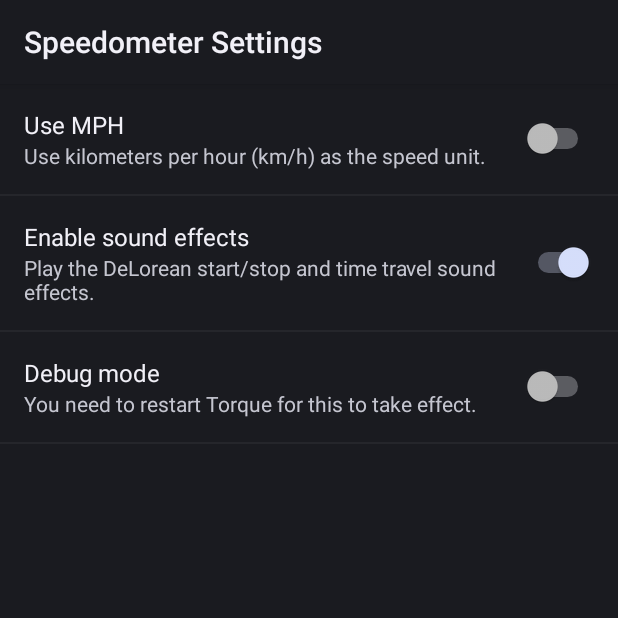
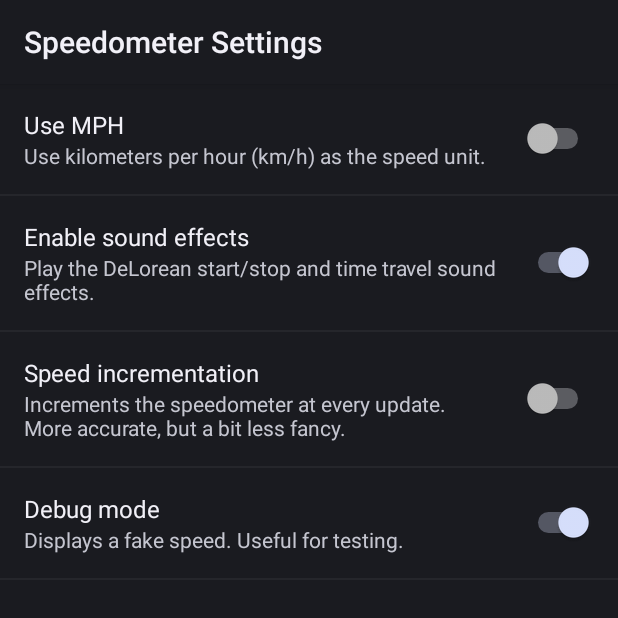
Before and after one commit to outadoc/DeLorean-Speedometer, an Android app: the SettingsActivity screen opened directly, with no data from a screen before it, on a phone screen of 412 x 824 dp, the top half of it. Run offline under Robolectric (Android 15) with nearby library versions, the phone set to English and light mode, and no system bars.

Commit message:
Add incremental speed setting

```diff
--- a/app/src/main/res/values/strings.xml
+++ b/app/src/main/res/values/strings.xml
@@ -11,6 +11,9 @@
 	<string name="pref_sounds_summary_on">Play the DeLorean start/stop and time travel sound effects.</string>
 	<string name="pref_sounds_summary_off">Do not play sound effects.</string>
 	<string name="pref_debug_title">Debug mode</string>
-	<string name="pref_restart_summary">You need to restart Torque for this to take effect.</string>
+	<string name="pref_restart_summary">Displays a fake speed. Useful for testing.</string>
+	<string name="pref_speed_increment_title">Speed incrementation</string>
+	<string name="pref_speed_increment_summary_on">Increments the speedometer just like in the movie, unit by unit. Causes a slight lag in the display.</string>
+	<string name="pref_speed_increment_summary_off">Increments the speedometer at every update. More accurate, but a bit less fancy.</string>
 
 </resources>
--- a/app/src/main/res/xml/prefs.xml
+++ b/app/src/main/res/xml/prefs.xml
@@ -14,6 +14,12 @@
 		android:summaryOn="@string/pref_sounds_summary_on"
 		android:title="@string/pref_sounds_title" />
 	<SwitchPreference
+		android:key="pref_speed_increment"
+		android:summaryOff="@string/pref_speed_increment_summary_off"
+		android:summaryOn="@string/pref_speed_increment_summary_on"
+		android:title="@string/pref_speed_increment_title" />
+	<SwitchPreference
+		android:defaultValue="true"
 		android:key="pref_debug"
 		android:summary="@string/pref_restart_summary"
 		android:title="@string/pref_debug_title" />
```
Also changed, not shown: app/src/main/java/fr/outadev/dmc12speedo/PluginActivity.java (+9 -4 lines).
